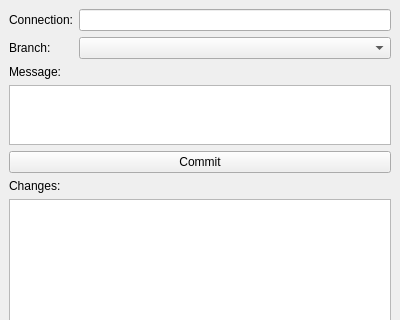
Qt form geovcs/asset/form/dock_version_manager.ui (teofilosalgado/geovcs-qgis-plugin) before a commit; both pictures show x 0 to 400 and y 0 to 320 of the 400 by 700 pixel window.
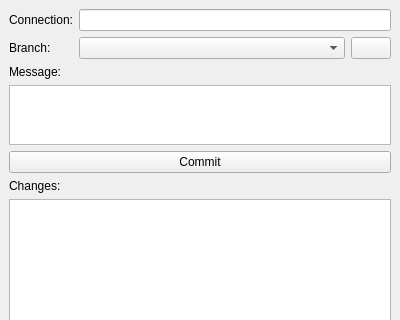
The same form after that commit.

Commit message: Connection manager.

What changed in the file:
```diff
--- a/geovcs/asset/form/dock_version_manager.ui
+++ b/geovcs/asset/form/dock_version_manager.ui
@@ -48,7 +48,31 @@
        </widget>
       </item>
       <item row="1" column="1">
-       <widget class="QComboBox" name="comboBox_2"/>
+       <layout class="QHBoxLayout" name="horizontal_layout">
+        <item>
+         <widget class="QComboBox" name="edit_branch">
+          <property name="sizePolicy">
+           <sizepolicy hsizetype="Expanding" vsizetype="Minimum">
+            <horstretch>0</horstretch>
+            <verstretch>0</verstretch>
+           </sizepolicy>
+          </property>
+         </widget>
+        </item>
+        <item>
+         <widget class="QPushButton" name="button_create_branch">
+          <property name="sizePolicy">
+           <sizepolicy hsizetype="Minimum" vsizetype="Minimum">
+            <horstretch>0</horstretch>
+            <verstretch>0</verstretch>
+           </sizepolicy>
+          </property>
+          <property name="text">
+           <string/>
+          </property>
+         </widget>
+        </item>
+       </layout>
       </item>
      </layout>
     </item>
```
Left out of the diff: 16 changed lines with no effect on the pictures. The commit also changes 5 other files.
